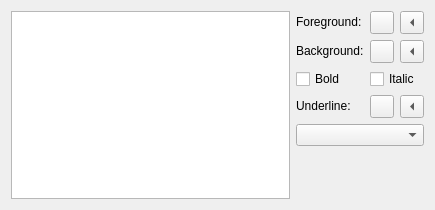
Old version of the form src/plugins/texteditor/colorschemeedit.ui in the repository qt-creator/qt-creator.
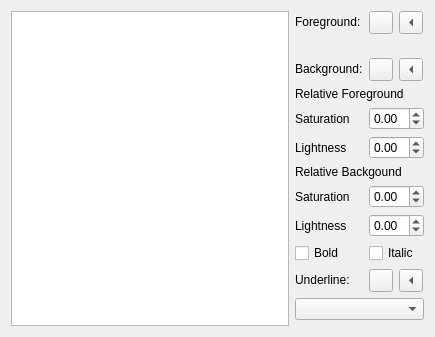
New version of the form.

Commit message:
TextEditor: Relative colors
We introduce relative colors to make it possible to change for
example the color of a declaration slightly.

The edit to the form file:
```diff
--- a/src/plugins/texteditor/colorschemeedit.ui
+++ b/src/plugins/texteditor/colorschemeedit.ui
@@ -7,27 +7,42 @@
     <x>0</x>
     <y>0</y>
     <width>435</width>
-    <height>210</height>
+    <height>261</height>
    </rect>
   </property>
   <layout class="QGridLayout" name="gridLayout">
-   <item row="0" column="0" rowspan="6">
-    <widget class="QListView" name="itemList">
-     <property name="sizePolicy">
-      <sizepolicy hsizetype="Expanding" vsizetype="Expanding">
-       <horstretch>1</horstretch>
-       <verstretch>0</verstretch>
-      </sizepolicy>
+   <item row="9" column="2">
+    <widget class="QLabel" name="backgroundSaturationLabel">
+     <property name="text">
+      <string>Saturation</string>
      </property>
-     <property name="selectionMode">
-      <enum>QAbstractItemView::ExtendedSelection</enum>
+    </widget>
+   </item>
+   <item row="7" column="3">
+    <widget class="QDoubleSpinBox" name="foregroundLightnessSpinBox">
+     <property name="minimum">
+      <double>-1.000000000000000</double>
      </property>
-     <property name="uniformItemSizes">
-      <bool>true</bool>
+     <property name="maximum">
+      <double>1.000000000000000</double>
      </property>
     </widget>
    </item>
-   <item row="0" column="1">
+   <item row="7" column="2">
+    <widget class="QLabel" name="foregroundLightnessLabel">
+     <property name="text">
+      <string>Lightness</string>
+     </property>
+    </widget>
+   </item>
+   <item row="6" column="2">
+    <widget class="QLabel" name="foregroundSaturationLabel">
+     <property name="text">
+      <string>Saturation</string>
+     </property>
+    </widget>
+   </item>
+   <item row="0" column="2">
     <widget class="QLabel" name="foregroundLabel">
      <property name="sizePolicy">
       <sizepolicy hsizetype="Fixed" vsizetype="Fixed">
@@ -43,7 +58,14 @@
      </property>
     </widget>
    </item>
-   <item row="0" column="2">
+   <item row="11" column="3">
+    <widget class="QCheckBox" name="italicCheckBox">
+     <property name="text">
+      <string>Italic</string>
+     </property>
+    </widget>
+   </item>
+   <item row="0" column="3">
     <layout class="QHBoxLayout" name="horizontalLayout_3">
      <item>
       <widget class="QToolButton" name="foregroundToolButton">
@@ -73,116 +95,7 @@
      </item>
     </layout>
    </item>
-   <item row="1" column="1">
-    <widget class="QLabel" name="backgroundLabel">
-     <property name="sizePolicy">
-      <sizepolicy hsizetype="Fixed" vsizetype="Fixed">
-       <horstretch>0</horstretch>
-       <verstretch>0</verstretch>
-      </sizepolicy>
-     </property>
-     <property name="text">
-      <string>Background:</string>
-     </property>
-     <property name="buddy">
-      <cstring>backgroundToolButton</cstring>
-     </property>
-    </widget>
-   </item>
-   <item row="1" column="2">
-    <layout class="QHBoxLayout" name="horizontalLayout">
-     <item>
-      <widget class="QToolButton" name="backgroundToolButton">
-       <property name="sizePolicy">
-        <sizepolicy hsizetype="Fixed" vsizetype="Fixed">
-         <horstretch>0</horstretch>
-         <verstretch>0</verstretch>
-        </sizepolicy>
-       </property>
-       <property name="text">
-        <string/>
-       </property>
-      </widget>
-     </item>
-     <item>
-      <widget class="QToolButton" name="eraseBackgroundToolButton">
-       <property name="toolTip">
-        <string>Erase background.</string>
-       </property>
-       <property name="text">
-        <string>x</string>
-       </property>
-       <property name="arrowType">
-        <enum>Qt::LeftArrow</enum>
-       </property>
-      </widget>
-     </item>
-    </layout>
-   </item>
-   <item row="2" column="1">
-    <widget class="QCheckBox" name="boldCheckBox">
-     <property name="text">
-      <string>Bold</string>
-     </property>
-    </widget>
-   </item>
-   <item row="2" column="2">
-    <widget class="QCheckBox" name="italicCheckBox">
-     <property name="text">
-      <string>Italic</string>
-     </property>
-    </widget>
-   </item>
-   <item row="3" column="1">
-    <widget class="QLabel" name="underlineLabel">
-     <property name="sizePolicy">
-      <sizepolicy hsizetype="Fixed" vsizetype="Fixed">
-       <horstretch>0</horstretch>
-       <verstretch>0</verstretch>
-      </sizepolicy>
-     </property>
-     <property name="text">
-      <string>Underline:</string>
-     </property>
-     <property name="buddy">
-      <cstring>backgroundToolButton</cstring>
-     </property>
-    </widget>
-   </item>
-   <item row="3" column="2">
-    <layout class="QHBoxLayout" name="horizontalLayout_2">
-     <item>
-      <widget class="QToolButton" name="underlineColorToolButton">
-       <property name="sizePolicy">
-        <sizepolicy hsizetype="Fixed" vsizetype="Fixed">
-         <horstretch>0</horstretch>
-         <verstretch>0</verstretch>
-        </sizepolicy>
-       </property>
-       <property name="text">
-        <string/>
-       </property>
-      </widget>
-     </item>
-     <item>
-      <widget class="QToolButton" name="eraseUnderlineColorToolButton">
-       <property name="toolTip">
-        <string>Erase background.</string>
-       </property>
-       <property name="text">
-        <string>x</string>
-       </property>
-       <property name="arrowType">
-        <enum>Qt::LeftArrow</enum>
-       </property>
-      </widget>
-     </item>
-    </layout>
-   </item>
-   <item row="4" column="1" colspan="2">
-    <widget class="QComboBox" name="underlineComboBox"/>
-   </item>
-   <item row="5" column="2">
+   <item row="14" column="3">
     <spacer>
      <property name="orientation">
       <enum>Qt::Vertical</enum>
@@ -195,6 +108,184 @@
      </property>
     </spacer>
    </item>
+   <item row="5" column="2" colspan="2">
+    <widget class="QLabel" name="relativeForegroundLabel">
+     <property name="text">
+      <string>Relative Foreground</string>
+     </property>
+    </widget>
+   </item>
+   <item row="11" column="2">
+    <widget class="QCheckBox" name="boldCheckBox">
+     <property name="text">
+      <string>Bold</string>
+     </property>
+    </widget>
+   </item>
+   <item row="13" column="2" colspan="2">
+    <widget class="QComboBox" name="underlineComboBox"/>
+   </item>
+   <item row="12" column="2">
+    <widget class="QLabel" name="underlineLabel">
+     <property name="sizePolicy">
+      <sizepolicy hsizetype="Fixed" vsizetype="Fixed">
+       <horstretch>0</horstretch>
+       <verstretch>0</verstretch>
+      </sizepolicy>
+     </property>
+     <property name="text">
+      <string>Underline:</string>
+     </property>
+     <property name="buddy">
+      <cstring>backgroundToolButton</cstring>
+     </property>
+    </widget>
+   </item>
+   <item row="0" column="0" rowspan="15">
+    <widget class="QListView" name="itemList">
+     <property name="sizePolicy">
+      <sizepolicy hsizetype="Expanding" vsizetype="Expanding">
+       <horstretch>1</horstretch>
+       <verstretch>0</verstretch>
+      </sizepolicy>
+     </property>
+     <property name="selectionMode">
+      <enum>QAbstractItemView::ExtendedSelection</enum>
+     </property>
+     <property name="uniformItemSizes">
+      <bool>true</bool>
+     </property>
+    </widget>
+   </item>
+   <item row="12" column="3">
+    <layout class="QHBoxLayout" name="horizontalLayout_2">
+     <item>
+      <widget class="QToolButton" name="underlineColorToolButton">
+       <property name="sizePolicy">
+        <sizepolicy hsizetype="Fixed" vsizetype="Fixed">
+         <horstretch>0</horstretch>
+         <verstretch>0</verstretch>
+        </sizepolicy>
+       </property>
+       <property name="text">
+        <string/>
+       </property>
+      </widget>
+     </item>
+     <item>
+      <widget class="QToolButton" name="eraseUnderlineColorToolButton">
+       <property name="toolTip">
+        <string>Erase background.</string>
+       </property>
+       <property name="text">
+        <string>x</string>
+       </property>
+       <property name="arrowType">
+        <enum>Qt::LeftArrow</enum>
+       </property>
+      </widget>
+     </item>
+    </layout>
+   </item>
+   <item row="6" column="3">
+    <widget class="QDoubleSpinBox" name="foregroundSaturationSpinBox">
+     <property name="minimum">
+      <double>-1.000000000000000</double>
+     </property>
+     <property name="maximum">
+      <double>1.000000000000000</double>
+     </property>
+     <property name="singleStep">
+      <double>0.050000000000000</double>
+     </property>
+    </widget>
+   </item>
+   <item row="4" column="2">
+    <widget class="QLabel" name="backgroundLabel">
+     <property name="sizePolicy">
+      <sizepolicy hsizetype="Fixed" vsizetype="Fixed">
+       <horstretch>0</horstretch>
+       <verstretch>0</verstretch>
+      </sizepolicy>
+     </property>
+     <property name="text">
+      <string>Background:</string>
+     </property>
+     <property name="buddy">
+      <cstring>backgroundToolButton</cstring>
+     </property>
+    </widget>
+   </item>
+   <item row="4" column="3">
+    <layout class="QHBoxLayout" name="horizontalLayout">
+     <item>
+      <widget class="QToolButton" name="backgroundToolButton">
+       <property name="sizePolicy">
+        <sizepolicy hsizetype="Fixed" vsizetype="Fixed">
+         <horstretch>0</horstretch>
+         <verstretch>0</verstretch>
+        </sizepolicy>
+       </property>
+       <property name="text">
+        <string/>
+       </property>
+      </widget>
+     </item>
+     <item>
+      <widget class="QToolButton" name="eraseBackgroundToolButton">
+       <property name="toolTip">
+        <string>Erase background.</string>
+       </property>
+       <property name="text">
+        <string>x</string>
+       </property>
+       <property name="arrowType">
+        <enum>Qt::LeftArrow</enum>
+       </property>
+      </widget>
+     </item>
+    </layout>
+   </item>
+   <item row="10" column="2">
+    <widget class="QLabel" name="backgroundLightnessLabel">
+     <property name="text">
+      <string>Lightness</string>
+     </property>
+    </widget>
+   </item>
+   <item row="8" column="2" colspan="2">
+    <widget class="QLabel" name="relativeBackgroundLabel">
+     <property name="text">
+      <string>Relative Backgound</string>
+     </property>
+    </widget>
+   </item>
+   <item row="9" column="3">
+    <widget class="QDoubleSpinBox" name="backgroundSaturationSpinBox">
+     <property name="minimum">
+      <double>-1.000000000000000</double>
+     </property>
+     <property name="maximum">
+      <double>1.000000000000000</double>
+     </property>
+     <property name="singleStep">
+      <double>0.050000000000000</double>
+     </property>
+    </widget>
+   </item>
+   <item row="10" column="3">
+    <widget class="QDoubleSpinBox" name="backgroundLightnessSpinBox">
+     <property name="minimum">
+      <double>-1.000000000000000</double>
+     </property>
+     <property name="maximum">
+      <double>1.000000000000000</double>
+     </property>
+     <property name="singleStep">
+      <double>0.050000000000000</double>
+     </property>
+    </widget>
+   </item>
   </layout>
  </widget>
  <tabstops>
```
Left out of the diff: 3 changed lines with no effect on the pictures. The commit also changes 7 other files.
